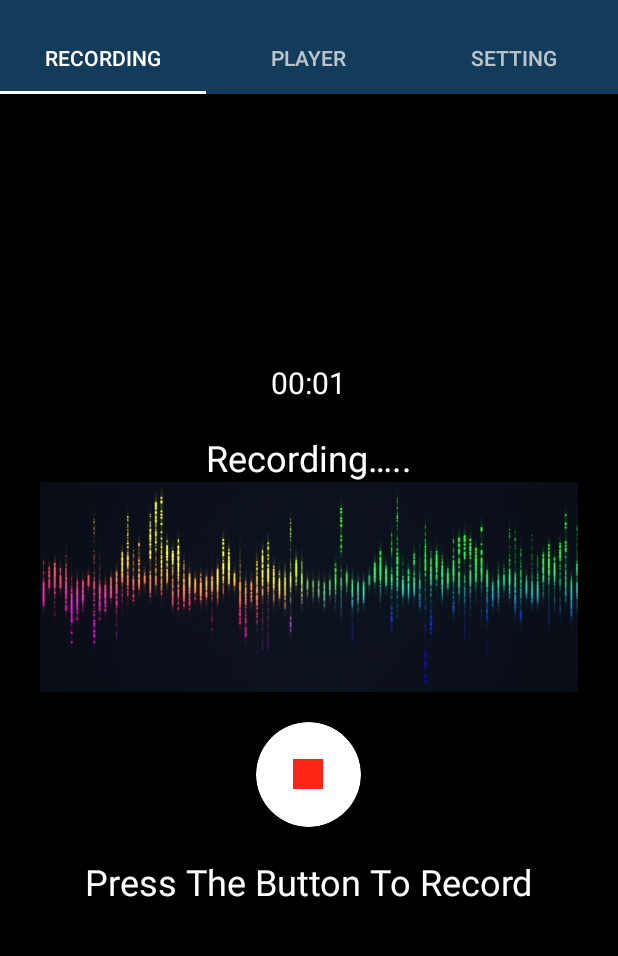
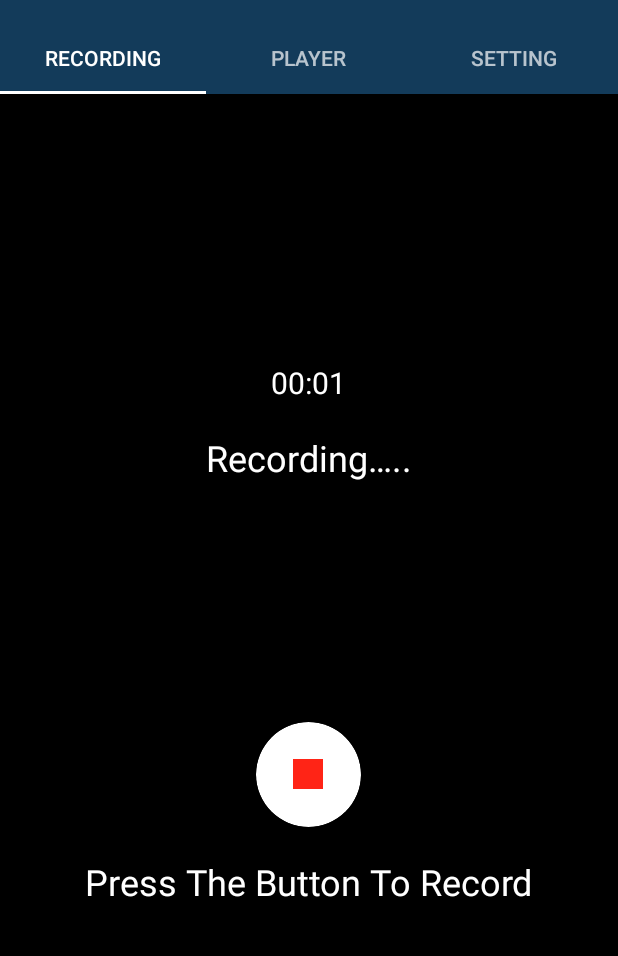
Before and after one commit to syedazan01/ProtectionApp, an Android app: the Recording_fragment screen opened directly, with no data from a screen before it, after a tap on an icon or button, on a phone screen of 412 x 824 dp, the part 62-1018 px from its top. Run offline under Robolectric (Android 15) with nearby library versions, the phone set to English and light mode, and no system bars; our stand-ins replace Room's generated code.

Commit message:
Zaid: Recording

```diff
--- a/app/src/main/java/com/example/protectionapp/fragments/Recording_fragment.java
+++ b/app/src/main/java/com/example/protectionapp/fragments/Recording_fragment.java
@@ -1,6 +1,7 @@
 package com.example.protectionapp.fragments;
 
 import android.content.Intent;
+import android.media.MediaRecorder;
 import android.os.Bundle;
 
 import androidx.annotation.NonNull;
@@ -9,7 +10,9 @@ import androidx.cardview.widget.CardView;
 import androidx.fragment.app.Fragment;
 
 import android.os.Environment;
+import android.os.Handler;
 import android.os.SystemClock;
+import android.util.Log;
 import android.view.LayoutInflater;
 import android.view.View;
 import android.view.ViewGroup;
@@ -23,23 +26,51 @@ import android.widget.Toast;
 import com.example.protectionapp.R;
 import com.example.protectionapp.interfacecallbacks.onRecordFileSave;
 import com.example.protectionapp.services.RecordingService;
+import com.example.protectionapp.utils.views.VisualizerView;
 
 import java.io.File;
+import java.util.Random;
+
 
 public class Recording_fragment extends Fragment {
+    public static MediaRecorder mRecorder = null;
    public static onRecordFileSave onRecordFileSave=null;
+    public  Handler handler =new Handler();
     Chronometer mChronometer;
     ImageView mRecordButton;
     CardView cardRecord;
     private int mRecordPromptCount = 0;
     private int timeWhenPaused = 0;
     private TextView mRecordingPrompt;
-    private boolean mStartRecording=true;
+    public  boolean mStartRecording=true;
+    public  VisualizerView visualizer;
 
     public Recording_fragment() {
         // Required empty public constructor
     }
+    // updates the visualizer every 50 milliseconds
+   public  Runnable updateVisualizer = new Runnable() {
+        @Override
+        public void run() {
+                // get the current amplitude
 
+
+                getActivity().runOnUiThread(new Runnable() {
+                    @Override
+                    public void run() {
+                        if (mRecorder!=null) {
+                            Log.e("fdbdfbdfb", mRecorder.getMaxAmplitude()+"");
+                            int x = new Random().nextInt(10000);
+                            visualizer.addAmplitude(x); // update the VisualizeView
+                            visualizer.invalidate(); // refresh the VisualizerView
+                        }
+                    }
+                });
+
+                // update in 40 milliseconds
+                handler.postDelayed(this, 40);
+        }
+    };
 
     @Override
     public View onCreateView(LayoutInflater inflater, ViewGroup container,
@@ -50,6 +81,7 @@ public class Recording_fragment extends Fragment {
         mRecordButton = view.findViewById(R.id.recording_button);
         mRecordingPrompt = view.findViewById(R.id.mRecordingPrompt);
         cardRecord = view.findViewById(R.id.cardRecord);
+        visualizer = view.findViewById(R.id.visualizer);
         return view;
     }
 
@@ -74,6 +106,7 @@ public class Recording_fragment extends Fragment {
 
         if (start) {
             // start recording
+            handler.post(updateVisualizer);
             mRecordButton.setImageResource(R.drawable.ic_baseline_stop_24);
             //mPauseButton.setVisibility(View.VISIBLE);
             Toast.makeText(getActivity(), R.string.toast_recording_start, Toast.LENGTH_SHORT).show();
@@ -112,6 +145,8 @@ public class Recording_fragment extends Fragment {
 
         } else {
             //stop recording
+            handler.removeCallbacks(updateVisualizer);
+            visualizer.clear();
             mRecordButton.setImageResource(R.drawable.recording_button_icon);
             //mPauseButton.setVisibility(View.GONE);
             mChronometer.stop();
--- /dev/null
+++ b/app/src/main/java/com/example/protectionapp/utils/views/VisualizerView.java
@@ -0,0 +1,75 @@
+package com.example.protectionapp.utils.views;
+
+import android.content.Context;
+import android.graphics.Canvas;
+import android.graphics.Color;
+import android.graphics.Paint;
+import android.util.AttributeSet;
+import android.view.View;
+
+import java.util.ArrayList;
+import java.util.List;
+import java.util.Random;
+
+public class VisualizerView extends View {
+    int rndColor[]={Color.WHITE,Color.BLUE};
+    private static final int LINE_WIDTH = 1; // width of visualizer lines
+    private static final int LINE_SCALE = 75; // scales visualizer lines
+    private List<Float> amplitudes; // amplitudes for line lengths
+    private int width; // width of this View
+    private int height; // height of this View
+    private Paint linePaint; // specifies line drawing characteristics
+
+    // constructor
+    public VisualizerView(Context context, AttributeSet attrs) {
+        super(context, attrs); // call superclass constructor
+        linePaint = new Paint(); // create Paint for lines
+
+
+        linePaint.setColor(rndColor[new Random().nextInt(2)]); // set color to green
+        linePaint.setStrokeWidth(LINE_WIDTH); // set stroke width
+    }
+
+    // called when the dimensions of the View change
+    @Override
+    protected void onSizeChanged(int w, int h, int oldw, int oldh) {
+        width = w; // new width of this View
+        height = h; // new height of this View
+        amplitudes = new ArrayList<Float>(width / LINE_WIDTH);
+    }
+
+    // clear all amplitudes to prepare for a new visualization
+    public void clear() {
+        amplitudes.clear();
+        invalidate();
+    }
+
+    // add the given amplitude to the amplitudes ArrayList
+    public void addAmplitude(float amplitude) {
+        amplitudes.add(amplitude); // add newest to the amplitudes ArrayList
+
+        // if the power lines completely fill the VisualizerView
+        if (amplitudes.size() * LINE_WIDTH >= width) {
+            amplitudes.remove(0); // remove oldest power value
+        }
+    }
+
+    // draw the visualizer with scaled lines representing the amplitudes
+    @Override
+    public void onDraw(Canvas canvas) {
+        int middle = height / 2; // get the middle of the View
+        float curX = 0; // start curX at zero
+//        linePaint.setColor(rndColor[new Random().nextInt(2)]); // set color to green
+        // for each item in the amplitudes ArrayList
+        for (float power : amplitudes) {
+            float scaledHeight = power / LINE_SCALE; // scale the power
+            curX += LINE_WIDTH; // increase X by LINE_WIDTH
+
+            // draw a line representing this item in the amplitudes ArrayList
+            canvas.drawLine(curX, middle + scaledHeight / 2, curX, middle
+                    - scaledHeight / 2, linePaint);
+        }
+      super.onDraw(canvas);
+    }
+
+}
--- a/app/src/main/res/layout/fragment_recording_fragment.xml
+++ b/app/src/main/res/layout/fragment_recording_fragment.xml
@@ -31,7 +31,14 @@
     android:textColor="@color/white"
     android:textSize="20sp"
     />
+    <com.example.protectionapp.utils.views.VisualizerView
+        android:layout_width="match_parent"
+        android:layout_height="140dp"
+        android:layout_below="@id/mRecordingPrompt"
+        android:id="@+id/visualizer"
+        />
     <androidx.appcompat.widget.AppCompatImageView
+        android:visibility="gone"
         android:layout_below="@id/mRecordingPrompt"
         android:id="@+id/recording_bg"
         android:layout_width="wrap_content"
@@ -56,7 +63,7 @@
     android:id="@+id/cardRecord"
     android:background="?attr/selectableItemBackground"
     android:clickable="true"
-    android:layout_below="@+id/recording_bg"
+    android:layout_below="@+id/visualizer"
     android:layout_width="70dp"
     android:layout_height="70dp"
     app:cardCornerRadius="70dp"
```
Also changed, not shown: app/src/main/java/com/example/protectionapp/services/RecordingService.java (+7 -4 lines).
